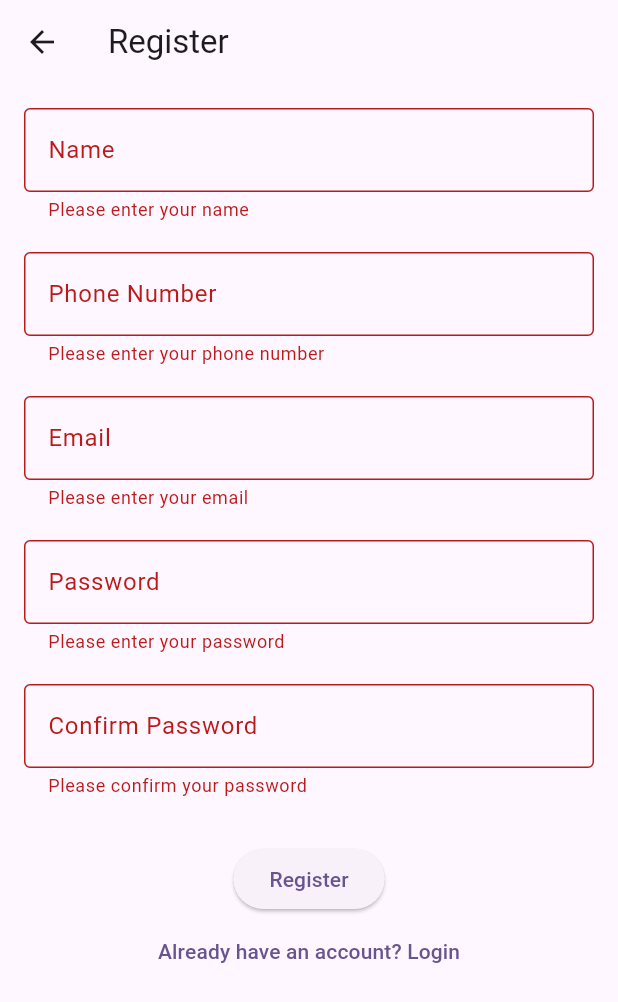
After one commit to Mario2309/TFG_Mario_Alvarez_2DAM, a Flutter app: the RegisterScreen screen opened directly, after a tap on "Register", on a phone screen of 412 x 824 dp. The commit adds this screen. Shown: the top 1002 px of the screen. Run offline on Flutter 3.47's test engine with Material 3 defaults, Android fonts, the phone set to English and light mode, and no system bars.

Commit message:
register and login view

```diff
--- a/lib/login.dart
+++ b/lib/login.dart
@@ -1,4 +1,5 @@
 import 'package:flutter/material.dart';
+import 'register.dart';
 
 class LoginScreen extends StatefulWidget {
   @override
@@ -29,7 +30,7 @@ class _LoginScreenState extends State<LoginScreen> {
   Widget build(BuildContext context) {
     return Scaffold(
       appBar: AppBar(
-        title: Text('Login'),
+        title: Text('Login App'),
       ),
       body: Padding(
         padding: EdgeInsets.all(16.0),
@@ -78,6 +79,21 @@ class _LoginScreenState extends State<LoginScreen> {
                 onPressed: _submit,
                 child: Text('Submit'),
               ),
+              SizedBox(height: 20),
+              Row(
+                  mainAxisAlignment: MainAxisAlignment.center,
+                  children:[
+                    Text("Don't have an account?"),
+                    TextButton(
+                      onPressed: (){
+                        Navigator.push(context, MaterialPageRoute(builder: (context) => RegisterScreen()));
+                      },
+                      child: Text(
+                        'Register',
+                        style: TextStyle(color: Colors.blue),
+                      ),
+                    ),
+              ])
             ],
           ),
         ),
--- /dev/null
+++ b/lib/register.dart
@@ -0,0 +1,160 @@
+import 'package:flutter/material.dart';
+
+class RegisterScreen extends StatefulWidget {
+  @override
+  _RegisterScreenState createState() => _RegisterScreenState();
+}
+
+
+
+class _RegisterScreenState extends State<RegisterScreen> {
+  final _formKey = GlobalKey<FormState>();
+  final _nameController = TextEditingController();
+  final _phoneController = TextEditingController();
+  final _emailController = TextEditingController();
+  final _passwordController = TextEditingController();
+  final _confirmPasswordController = TextEditingController();
+
+
+  @override
+  void dispose() {
+    _nameController.dispose();
+    _phoneController.dispose();
+    _emailController.dispose();
+    _passwordController.dispose();
+    _confirmPasswordController.dispose();
+    super.dispose();
+  }
+
+  void _submit() {
+    if (_formKey.currentState!.validate()) {
+      // Process registration here
+      print('Name: ${_nameController.text}');
+      print('Phone: ${_phoneController.text}');
+      print('Email: ${_emailController.text}');
+      print('Password: ${_passwordController.text}');
+    }
+  }
+
+  @override
+  Widget build(BuildContext context) {
+    return Scaffold(
+      appBar: AppBar(
+        title: Text('Register'),
+      ),
+      body: Padding(
+        padding: EdgeInsets.all(16.0),
+        child: Form(
+          key: _formKey,
+          child: SingleChildScrollView(
+            child: Column(
+              mainAxisAlignment: MainAxisAlignment.center,
+              children: <Widget>[
+                TextFormField(
+                  controller: _nameController,
+                  decoration: InputDecoration(
+                    labelText: 'Name',
+                    border: OutlineInputBorder(),
+                  ),
+                  validator: (value) {
+                    if (value == null || value.isEmpty) {
+                      return 'Please enter your name';
+                    }
+                    return null;
+                  },
+                ),
+                SizedBox(height: 20),
+                TextFormField(
+                  controller: _phoneController,
+                  decoration: InputDecoration(
+                    labelText: 'Phone Number',
+                    border: OutlineInputBorder(),
+                  ),
+                  keyboardType: TextInputType.phone,
+                  validator: (value) {
+                    if (value == null || value.isEmpty) {
+                      return 'Please enter your phone number';
+                    }
+                    return null;
+                  },
+                ),
+                SizedBox(height: 20),
+                TextFormField(
+                  controller: _emailController,
+                  decoration: InputDecoration(
+                    labelText: 'Email',
+                    border: OutlineInputBorder(),
+                  ),
+                  keyboardType: TextInputType.emailAddress,
+                  validator: (value) {
+                    if (value == null || value.isEmpty) {
+                      return 'Please enter your email';
+                    }
+                    if (!value.contains('@')) {
+                      return 'Please enter a valid email';
+                    }
+                    return null;
+                  },
+                ),
+                SizedBox(height: 20),
+                TextFormField(
+                  controller: _passwordController,
+                  decoration: InputDecoration(
+                    labelText: 'Password',
+                    border: OutlineInputBorder(),
+                  ),
+                  obscureText: true,
+                  validator: (value) {
+                    if (value == null || value.isEmpty) {
+                      return 'Please enter your password';
+                    }
+                    if (value.length < 6) {
+                      return 'Password must be at least 6 characters';
+                    }
+                    return null;
+                  },
+                ),
+                SizedBox(height: 20),
+                TextFormField(
+                  controller: _confirmPasswordController,
+                  decoration: InputDecoration(
+                    labelText: 'Confirm Password',
+                    border: OutlineInputBorder(),
+                  ),
+                  obscureText: true,
+                  validator: (value) {
+                    if (value == null || value.isEmpty) {
+                      return 'Please confirm your password';
+                    }
+                    if (value != _passwordController.text) {
+                      return 'Passwords do not match';
+                    }
+                    return null;
+                  },
+                ),
+                SizedBox(height: 30),
+                ElevatedButton(
+                  onPressed: _submit,
+                  child: Text('Register'),
+                ),
+                 TextButton(
+                    onPressed: () {
+                      // Navigate to the login screen
+                      Navigator.pop(context);
+                      //Navigator.push(
+                      //  context,
+                      //  MaterialPageRoute(builder: (context) => LoginScreen()),
+                      //);
+                    },
+                    child: Text('Already have an account? Login'),
+                  ),
+
+
+              ],
+            ),
+          ),
+        ),
+      ),
+    );
+  }
+}
```
